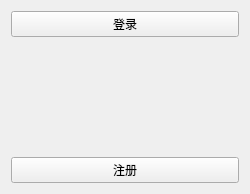
This is socket/client/widget.ui in sfssa/QT as Qt 5 draws it before an edit. The edited form follows.
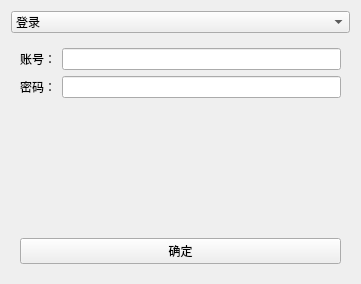
This is the edited form.

```diff
--- a/socket/client/widget.ui
+++ b/socket/client/widget.ui
@@ -6,22 +6,66 @@
    <rect>
     <x>0</x>
     <y>0</y>
-    <width>250</width>
-    <height>194</height>
+    <width>361</width>
+    <height>284</height>
    </rect>
   </property>
   <property name="windowTitle">
    <string>Widget</string>
   </property>
+  <layout class="QVBoxLayout" name="verticalLayout_4">
+   <item>
+    <layout class="QVBoxLayout" name="verticalLayout_3">
+     <item>
+      <widget class="QComboBox" name="comboBox">
+       <item>
+        <property name="text">
+         <string>登录</string>
+        </property>
+       </item>
+       <item>
+        <property name="text">
+         <string>注册</string>
+        </property>
+       </item>
+      </widget>
+     </item>
+     <item>
+      <widget class="QWidget" name="login_or_regist" native="true">
   <layout class="QVBoxLayout" name="verticalLayout_2">
    <item>
     <layout class="QVBoxLayout" name="verticalLayout">
      <item>
-      <widget class="QPushButton" name="login">
+           <layout class="QHBoxLayout" name="horizontalLayout">
+            <item>
+             <widget class="QLabel" name="label">
        <property name="text">
-        <string>登录</string>
-       </property>
-      </widget>
+               <string>账号：</string>
+              </property>
+             </widget>
+            </item>
+            <item>
+             <widget class="QLineEdit" name="account"/>
+            </item>
+           </layout>
+          </item>
+          <item>
+           <layout class="QHBoxLayout" name="horizontalLayout_2">
+            <item>
+             <widget class="QLabel" name="label_2">
+              <property name="text">
+               <string>密码：</string>
+              </property>
+             </widget>
+            </item>
+            <item>
+             <widget class="QLineEdit" name="passwd">
+              <property name="echoMode">
+               <enum>QLineEdit::Password</enum>
+              </property>
+             </widget>
+            </item>
+           </layout>
      </item>
      <item>
       <spacer name="verticalSpacer">
@@ -30,8 +74,8 @@
        </property>
        <property name="sizeHint" stdset="0">
         <size>
-         <width>20</width>
-         <height>40</height>
+              <width>17</width>
+              <height>17</height>
         </size>
        </property>
       </spacer>
@@ -39,8 +83,13 @@
      <item>
       <widget class="QPushButton" name="regist">
        <property name="text">
-        <string>注册</string>
-       </property>
+             <string>确定</string>
+            </property>
+           </widget>
+          </item>
+         </layout>
+        </item>
+       </layout>
       </widget>
      </item>
     </layout>
```
Left out of the diff: 2 changed lines with no effect on the pictures. Lines whose indentation alone changed are shown as unchanged.
